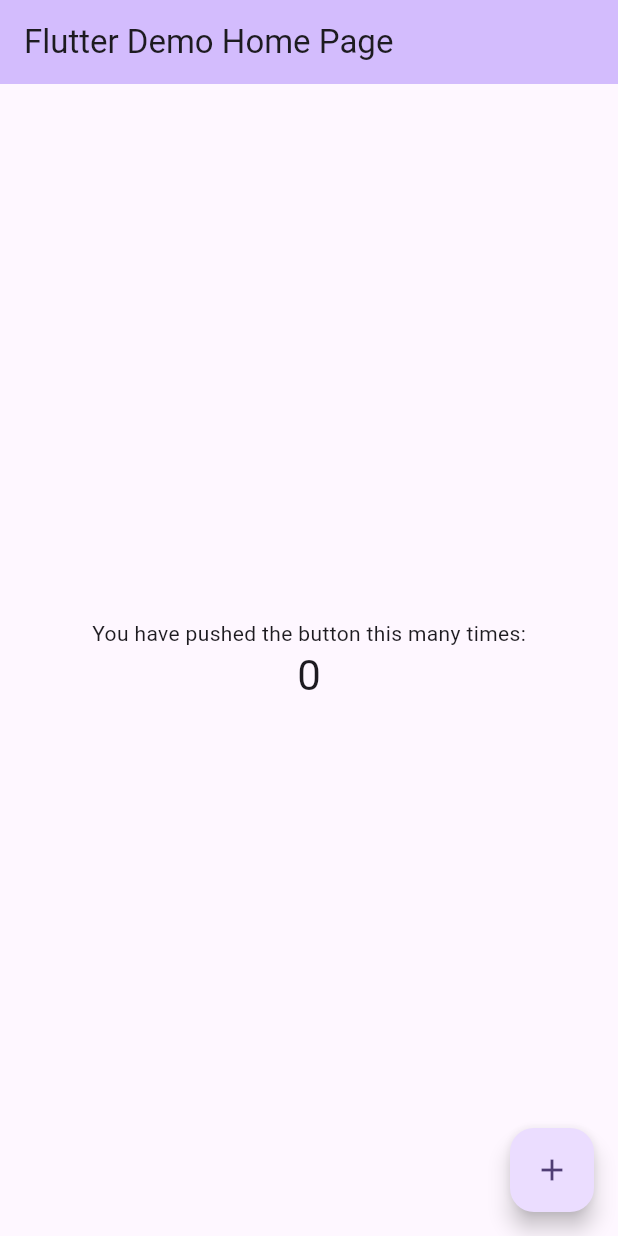
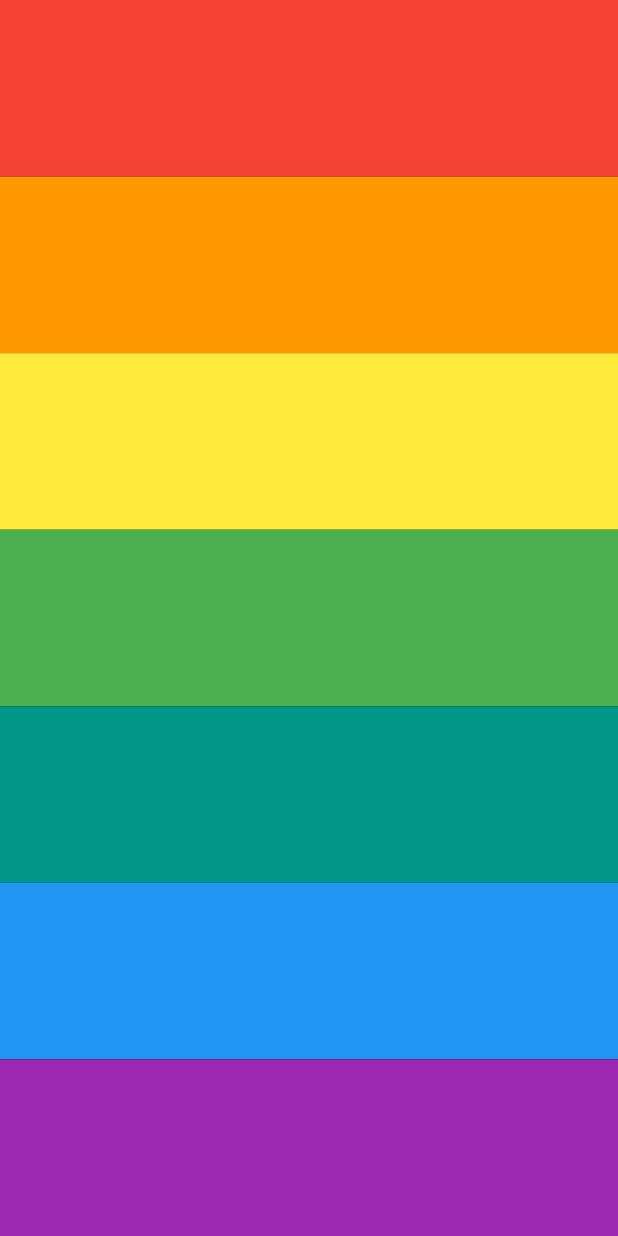
Before and after one commit to tngan180705/Lab_DNT, a Flutter app: the screen it shows after launch, on a phone screen of 412 x 824 dp. Run offline on Flutter 3.47's test engine with Material 3 defaults, Android fonts, the phone set to English and light mode, and no system bars; our stand-ins replace audioplayers.

```diff
--- a/xylophone/lib/main.dart
+++ b/xylophone/lib/main.dart
@@ -1,122 +1,53 @@
 import 'package:flutter/material.dart';
+import 'package:audioplayers/audioplayers.dart';
 
-void main() {
-  runApp(const MyApp());
-}
+void main() => runApp(const XylophoneApp());
 
-class MyApp extends StatelessWidget {
-  const MyApp({super.key});
+class XylophoneApp extends StatelessWidget {
+  const XylophoneApp({super.key});
 
-  // This widget is the root of your application.
-  @override
-  Widget build(BuildContext context) {
-    return MaterialApp(
-      title: 'Flutter Demo',
-      theme: ThemeData(
-        // This is the theme of your application.
-        //
-        // TRY THIS: Try running your application with "flutter run". You'll see
-        // the application has a purple toolbar. Then, without quitting the app,
-        // try changing the seedColor in the colorScheme below to Colors.green
-        // and then invoke "hot reload" (save your changes or press the "hot
-        // reload" button in a Flutter-supported IDE, or press "r" if you used
-        // the command line to start the app).
-        //
-        // Notice that the counter didn't reset back to zero; the application
-        // state is not lost during the reload. To reset the state, use hot
-        // restart instead.
-        //
-        // This works for code too, not just values: Most code changes can be
-        // tested with just a hot reload.
-        colorScheme: ColorScheme.fromSeed(seedColor: Colors.deepPurple),
+  // Hàm phát nhạc đơn giản, trực tiếp
+  void playSound(int noteNumber) {
+    final player = AudioPlayer();
+    // Thư viện sẽ tự tìm trong thư mục assets/
+    player.play(AssetSource('note$noteNumber.wav'));
+  }
+
+  // Hàm tạo phím đàn giúp code ngắn gọn
+  Widget buildKey({required Color color, required int noteNumber}) {
+    return Expanded(
+      child: TextButton(
+        onPressed: () => playSound(noteNumber),
+        style: TextButton.styleFrom(
+          backgroundColor: color,
+          shape: const RoundedRectangleBorder(borderRadius: BorderRadius.zero),
+        ),
+        child: const SizedBox.expand(),
       ),
-      home: const MyHomePage(title: 'Flutter Demo Home Page'),
     );
-  }
-}
-
-class MyHomePage extends StatefulWidget {
-  const MyHomePage({super.key, required this.title});
-
-  // This widget is the home page of your application. It is stateful, meaning
-  // that it has a State object (defined below) that contains fields that affect
-  // how it looks.
-
-  // This class is the configuration for the state. It holds the values (in this
-  // case the title) provided by the parent (in this case the App widget) and
-  // used by the build method of the State. Fields in a Widget subclass are
-  // always marked "final".
-
-  final String title;
-
-  @override
-  State<MyHomePage> createState() => _MyHomePageState();
-}
-
-class _MyHomePageState extends State<MyHomePage> {
-  int _counter = 0;
-
-  void _incrementCounter() {
-    setState(() {
-      // This call to setState tells the Flutter framework that something has
-      // changed in this State, which causes it to rerun the build method below
-      // so that the display can reflect the updated values. If we changed
-      // _counter without calling setState(), then the build method would not be
-      // called again, and so nothing would appear to happen.
-      _counter++;
-    });
   }
 
   @override
   Widget build(BuildContext context) {
-    // This method is rerun every time setState is called, for instance as done
-    // by the _incrementCounter method above.
-    //
-    // The Flutter framework has been optimized to make rerunning build methods
-    // fast, so that you can just rebuild anything that needs updating rather
-    // than having to individually change instances of widgets.
-    return Scaffold(
-      appBar: AppBar(
-        // TRY THIS: Try changing the color here to a specific color (to
-        // Colors.amber, perhaps?) and trigger a hot reload to see the AppBar
-        // change color while the other colors stay the same.
-        backgroundColor: Theme.of(context).colorScheme.inversePrimary,
-        // Here we take the value from the MyHomePage object that was created by
-        // the App.build method, and use it to set our appbar title.
-        title: Text(widget.title),
-      ),
-      body: Center(
-        // Center is a layout widget. It takes a single child and positions it
-        // in the middle of the parent.
-        child: Column(
-          // Column is also a layout widget. It takes a list of children and
-          // arranges them vertically. By default, it sizes itself to fit its
-          // children horizontally, and tries to be as tall as its parent.
-          //
-          // Column has various properties to control how it sizes itself and
-          // how it positions its children. Here we use mainAxisAlignment to
-          // center the children vertically; the main axis here is the vertical
-          // axis because Columns are vertical (the cross axis would be
-          // horizontal).
-          //
-          // TRY THIS: Invoke "debug painting" (choose the "Toggle Debug Paint"
-          // action in the IDE, or press "p" in the console), to see the
-          // wireframe for each widget.
-          mainAxisAlignment: MainAxisAlignment.center,
-          children: <Widget>[
-            const Text('You have pushed the button this many times:'),
-            Text(
-              '$_counter',
-              style: Theme.of(context).textTheme.headlineMedium,
-            ),
-          ],
+    return MaterialApp(
+      debugShowCheckedModeBanner: false,
+      home: Scaffold(
+        backgroundColor: Colors.black,
+        body: SafeArea(
+          child: Column(
+            crossAxisAlignment: CrossAxisAlignment.stretch,
+            children: [
+              buildKey(color: Colors.red, noteNumber: 1),
+              buildKey(color: Colors.orange, noteNumber: 2),
+              buildKey(color: Colors.yellow, noteNumber: 3),
+              buildKey(color: Colors.green, noteNumber: 4),
+              buildKey(color: Colors.teal, noteNumber: 5),
+              buildKey(color: Colors.blue, noteNumber: 6),
+              buildKey(color: Colors.purple, noteNumber: 7),
+            ],
+          ),
         ),
       ),
-      floatingActionButton: FloatingActionButton(
-        onPressed: _incrementCounter,
-        tooltip: 'Increment',
-        child: const Icon(Icons.add),
-      ), // This trailing comma makes auto-formatting nicer for build methods.
     );
   }
 }
```
Also changed, not shown: xylophone/pubspec.yaml (+4 -4 lines), xylophone/pubspec.lock, 12 other files.
